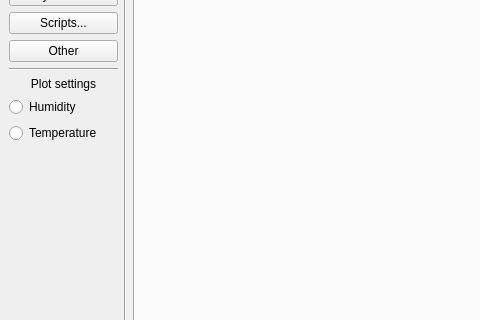
dawidwojdylak/climatic-chamber-system, file PC/MainWindow.ui: the form before one commit; both pictures show x 0 to 480 and y 100 to 420 of the 1068 by 723 pixel window.
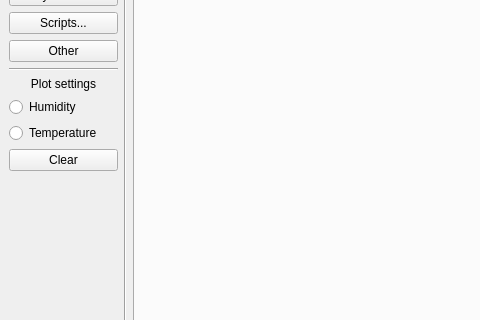
The form after the commit.

Diff of the .ui file:
```diff
--- a/PC/MainWindow.ui
+++ b/PC/MainWindow.ui
@@ -88,6 +88,20 @@
           </property>
          </widget>
         </item>
+        <item>
+         <widget class="QPushButton" name="pushButton_chartClear">
+          <property name="text">
+           <string>Clear</string>
+          </property>
+         </widget>
+        </item>
+        <item>
+         <widget class="QLabel" name="label_chartMousePos">
+          <property name="text">
+           <string/>
+          </property>
+         </widget>
+        </item>
         <item>
          <spacer name="verticalSpacer">
           <property name="orientation">
```
